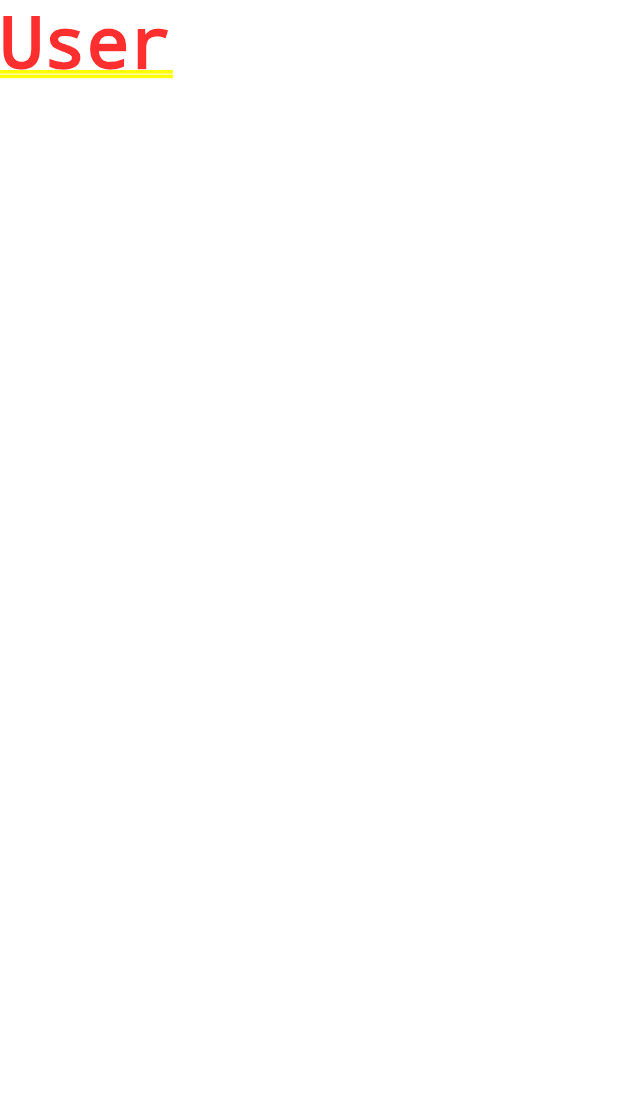
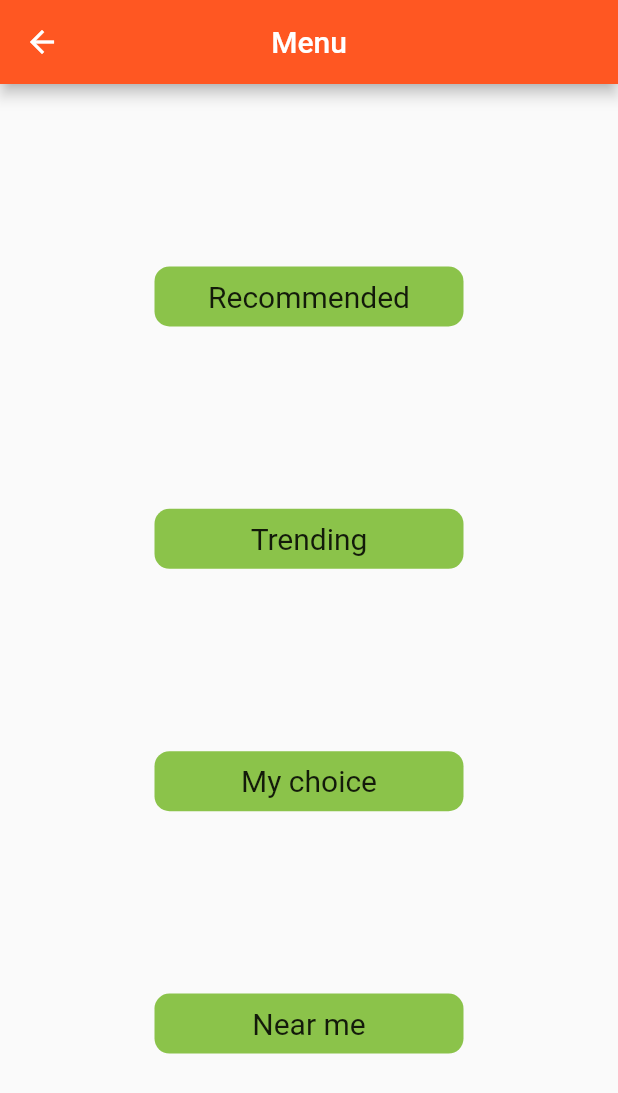
Before and after one commit to rajeev-khoodeeram/maubilee, a Flutter app: the screen it shows after launch, after a tap on "Individual", on a phone screen of 412 x 824 dp. Shown: the top 1093 px of the screen. Run offline on Flutter 3.47's test engine with Material 2 defaults, Android fonts, the phone set to English and light mode, and no system bars.

Commit message:
Dashboard added

```diff
--- a/lib/business/RegisterBusiness.dart
+++ b/lib/business/RegisterBusiness.dart
@@ -7,6 +7,7 @@ class RegisterBusiness extends StatelessWidget {
   Widget build(BuildContext context) {
     return
     new Scaffold(
+      appBar: AppBar(centerTitle: true, title: Text("Business"), backgroundColor: Colors.deepOrange,),
       body: Container(
       color: Colors.white,
       child: Text("Business as usual !"),
--- /dev/null
+++ b/lib/individual/HomeIndividual.dart
@@ -0,0 +1,31 @@
+import 'package:flutter/material.dart';
+import 'package:maubilee/widget/DashboardItem.dart';
+
+class HomeIndividual extends StatelessWidget {
+  const HomeIndividual({Key key}) : super(key: key);
+
+  @override
+  Widget build(BuildContext context) {
+    return new Scaffold(
+      appBar: AppBar(
+        title: Text("Menu"),
+        centerTitle: true,
+        backgroundColor: Colors.deepOrange,
+      ),
+      body: Column(
+        mainAxisAlignment: MainAxisAlignment.spaceEvenly,
+
+        children: <Widget>[
+          DashboardItem("Recommended"),
+
+          DashboardItem("Trending"),
+
+          DashboardItem("My choice"),
+
+          DashboardItem("Near me"),
+
+        ],
+      ),
+    );
+  }
+}
--- a/lib/individual/RegisterUser.dart
+++ b/lib/individual/RegisterUser.dart
@@ -4,8 +4,14 @@ class RegisterUser extends StatelessWidget {
 
   @override
   Widget build(BuildContext context) {
-    return Container(
-      child: Text("User"),
-    );
+    return
+    new Scaffold(
+      appBar: AppBar(centerTitle: true, title: Text("Individual"), backgroundColor: Colors.deepOrange,),
+      body: Container(
+      color: Colors.white,
+      child: Text("Individual!"),
+    ));
+
+
   }
 }
--- a/lib/main.dart
+++ b/lib/main.dart
@@ -1,6 +1,8 @@
 import 'package:flutter/material.dart';
 import 'package:flutter/services.dart';
+import 'package:maubilee/business/HomeBusiness.dart';
 import 'package:maubilee/business/RegisterBusiness.dart';
+import 'package:maubilee/individual/HomeIndividual.dart';
 import 'package:maubilee/individual/RegisterUser.dart';
 
 import 'business/RegisterBusiness.dart';
@@ -12,7 +14,6 @@ class MyApp extends StatelessWidget {
   @override
   Widget build(BuildContext context) {
     return MaterialApp(
-
       debugShowCheckedModeBanner: false,
       title: 'Flutter Demo',
       theme: ThemeData(
@@ -74,12 +75,8 @@ class _MyHomePageState extends State<MyHomePage> {
     // fast, so that you can just rebuild anything that needs updating rather
     // than having to individually change instances of widgets.
     return Scaffold(
-
       appBar: null,
       body: Center(
-
-
-
         child: Column(
           // Column is also a layout widget. It takes a list of children and
           // arranges them vertically. By default, it sizes itself to fit its
@@ -97,17 +94,25 @@ class _MyHomePageState extends State<MyHomePage> {
           // horizontal).
           mainAxisAlignment: MainAxisAlignment.center,
           children: <Widget>[
-
-
             Image(
               image: AssetImage("assets/images/logo.png"),
               fit: BoxFit.scaleDown,
               width: MediaQuery.of(context).size.width * 0.8,
               height: 100,
             ),
-            SizedBox(height: 150,),
-            Text("Who are you ?", style: TextStyle(fontSize: 40, fontWeight: FontWeight.bold, color: Colors.black38),),
-            SizedBox(height: 50,),
+            SizedBox(
+              height: 150,
+            ),
+            Text(
+              "Who are you ?",
+              style: TextStyle(
+                  fontSize: 40,
+                  fontWeight: FontWeight.bold,
+                  color: Colors.black38),
+            ),
+            SizedBox(
+              height: 50,
+            ),
             ButtonTheme(
               minWidth: MediaQuery.of(context).size.width * 0.6,
               height: 50,
@@ -120,25 +125,30 @@ class _MyHomePageState extends State<MyHomePage> {
                     style: TextStyle(color: Colors.white),
                   ),
                   onPressed: () {
-
                     Navigator.push(
                       context,
-                    MaterialPageRoute(builder: (context) => RegisterBusiness()),
+                      MaterialPageRoute(
+                          builder: (context) => HomeBusiness()),
                     );
                   }),
             ),
-            SizedBox(height: 50,),
-            Text("OR", style: TextStyle(color: Colors.redAccent),),
-            SizedBox(height: 50,),
+            SizedBox(
+              height: 50,
+            ),
+            Text(
+              "OR",
+              style: TextStyle(color: Colors.redAccent),
+            ),
+            SizedBox(
+              height: 50,
+            ),
             ButtonTheme(
               minWidth: MediaQuery.of(context).size.width * 0.6,
               height: 50,
               child: RaisedButton(
                   color: Color.fromRGBO(51, 187, 255, 1),
                   shape: RoundedRectangleBorder(
-
                       borderRadius: BorderRadius.circular(10)),
-
                   child: Text(
                     "Individual",
                     style: TextStyle(
@@ -146,12 +156,10 @@ class _MyHomePageState extends State<MyHomePage> {
                     ),
                   ),
                   onPressed: () {
-
                     Navigator.push(
                       context,
-                    MaterialPageRoute(builder: (context) => RegisterUser()),
+                      MaterialPageRoute(builder: (context) => HomeIndividual()),
                     );
-
                   }),
             ),
           ],
--- /dev/null
+++ b/lib/widget/DashboardItem.dart
@@ -0,0 +1,20 @@
+import 'package:flutter/material.dart';
+
+class DashboardItem extends StatelessWidget {
+  final String title;
+
+
+  DashboardItem(this.title);
+
+  @override
+  Widget build(BuildContext context) {
+    return Center(
+      child: Container(
+        decoration: BoxDecoration(borderRadius: BorderRadius.circular(10), color: Colors.lightGreen, ),
+        width: MediaQuery.of(context).size.width*0.5,
+        height: 40,
+        child: Center(child: Text(this.title, style: TextStyle(fontSize: 20),textAlign: TextAlign.center,)),
+      ),
+    );
+  }
+}
```
Also changed, not shown: lib/business/HomeBusiness.dart (added, +27 -0 lines), lib/model/Jobs.dart (added), lib/model/Restaurants.dart (added), lib/model/Shops.dart (added). Lines whose indentation alone changed are shown as unchanged.
